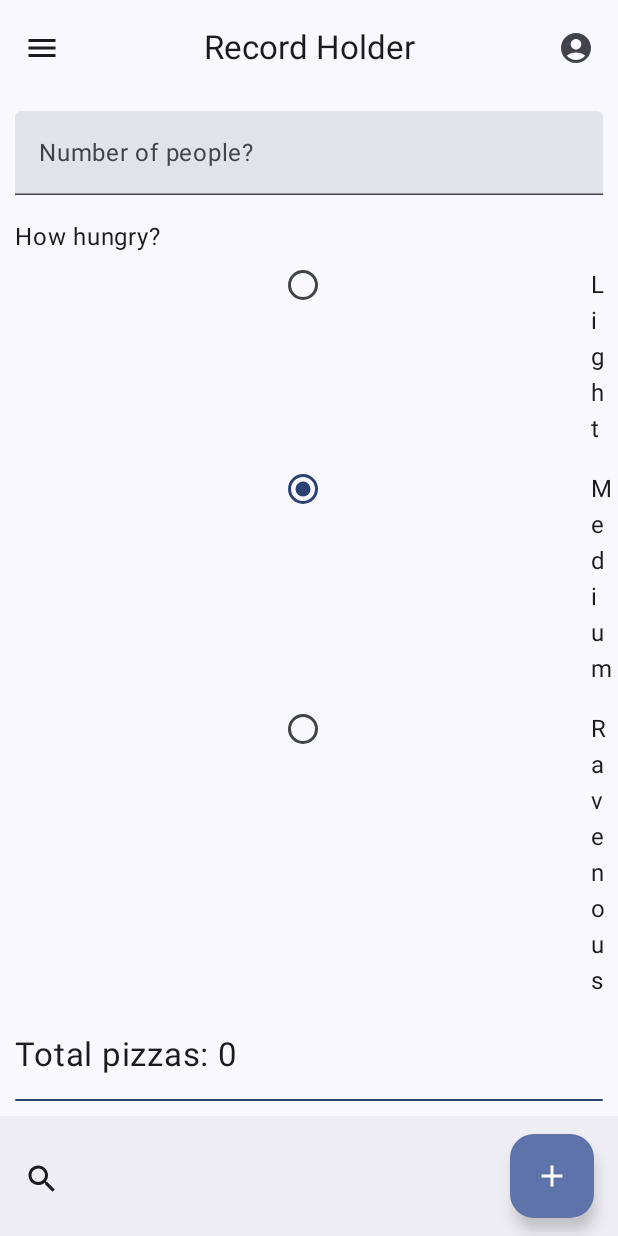
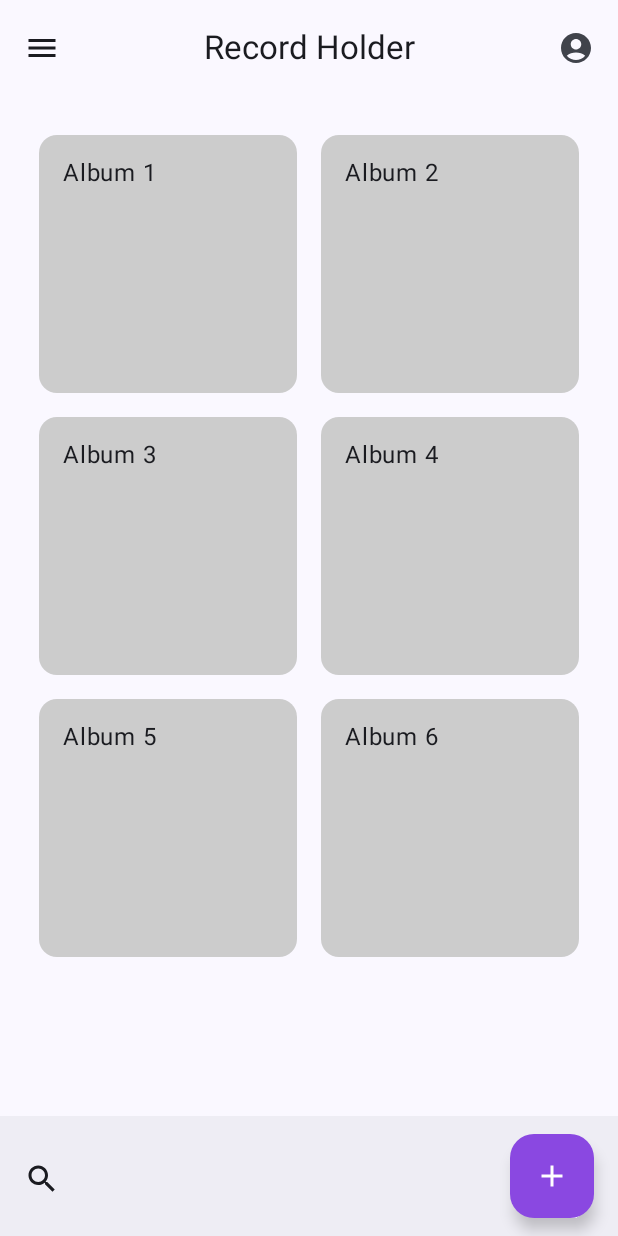
Before and after one commit to bkennedy06/MADFinalProj, an Android app built with Jetpack Compose: the screen it shows after launch (MainActivity), on a phone screen of 412 x 824 dp. Run offline under Robolectric (Android 15) with nearby library versions, the phone set to English and light mode, and no system bars.

Commit message:
Placeholder lazyvertgrid added to homescreen. Reworking legacy content and touching up aesthetics

```diff
--- a/app/src/main/java/com/zybooks/pizzaparty/MainActivity.kt
+++ b/app/src/main/java/com/zybooks/pizzaparty/MainActivity.kt
@@ -1,14 +1,19 @@
 package com.zybooks.pizzaparty
 
-import android.graphics.drawable.Icon
 import android.os.Bundle
 import androidx.activity.ComponentActivity
 import androidx.activity.compose.setContent
+import androidx.compose.foundation.layout.Box
 import androidx.compose.foundation.layout.Column
+import androidx.compose.foundation.layout.PaddingValues
 import androidx.compose.foundation.layout.Row
+import androidx.compose.foundation.layout.aspectRatio
 import androidx.compose.foundation.layout.fillMaxSize
 import androidx.compose.foundation.layout.fillMaxWidth
 import androidx.compose.foundation.layout.padding
+import androidx.compose.foundation.lazy.grid.GridCells
+import androidx.compose.foundation.lazy.grid.LazyVerticalGrid
+import androidx.compose.foundation.lazy.grid.items
 import androidx.compose.foundation.selection.selectable
 import androidx.compose.foundation.text.KeyboardOptions
 import androidx.compose.material.icons.Icons
@@ -17,7 +22,8 @@ import androidx.compose.material.icons.filled.Add
 import androidx.compose.material.icons.filled.Menu
 import androidx.compose.material.icons.filled.Search
 import androidx.compose.material3.BottomAppBar
-import androidx.compose.material3.Button
+import androidx.compose.material3.Card
+import androidx.compose.material3.CardDefaults
 import androidx.compose.material3.MaterialTheme
 import androidx.compose.material3.RadioButton
 import androidx.compose.material3.Surface
@@ -34,7 +40,6 @@ import androidx.compose.ui.semantics.Role
 import androidx.compose.ui.text.input.KeyboardType
 import androidx.compose.ui.tooling.preview.Preview
 import androidx.compose.ui.unit.dp
-import androidx.compose.ui.unit.sp
 import com.zybooks.pizzaparty.ui.theme.PizzaPartyTheme
 import kotlin.math.ceil
 import androidx.compose.material3.CenterAlignedTopAppBar
@@ -43,6 +48,7 @@ import androidx.compose.material3.FloatingActionButton
 import androidx.compose.material3.Icon
 import androidx.compose.material3.IconButton
 import androidx.compose.material3.Scaffold
+import androidx.compose.ui.graphics.Color
 
 class MainActivity : ComponentActivity() {
    override fun onCreate(savedInstanceState: Bundle?) {
@@ -103,7 +109,7 @@ fun PizzaPartyScreen(modifier: Modifier = Modifier) {
                }
             }
          )
-      },
+      }, // Hamburg icon and profile functionality needed
       bottomBar = {
          BottomAppBar(
             actions = {
@@ -116,51 +122,26 @@ fun PizzaPartyScreen(modifier: Modifier = Modifier) {
             },
             floatingActionButton = {
                FloatingActionButton(
-                  onClick = { /* Handle FAB click (Add Vinyl) */ }
+                  onClick = { /* Handle FAB click (Add Vinyl) */ },
+                  containerColor = Color(0xFF8A48E1) // Fab color
+
                ) {
                   Icon(
                      imageVector = Icons.Default.Add,
-                     contentDescription = "Add Vinyl"
+                     contentDescription = "Add Vinyl",
+                     tint = MaterialTheme.colorScheme.onPrimary // Change '+' color
                   )
                }
             }
          )
-      } // Pretty much everything below this is subject to change
+      } // FAB and search functionality needed
    ) { innerPadding ->
       Column(
          modifier = modifier
-            .padding(innerPadding) // This ensures content is positioned below the AppBar
+            .padding(innerPadding)
             .padding(10.dp)
       ) {
-         NumberField(
-            labelText = "Number of people?",
-            textInput = numPeopleInput,
-            onValueChange = { numPeopleInput = it },
-            modifier = Modifier.fillMaxWidth().padding(bottom = 16.dp)
-         )
-
-         RadioGroup(
-            labelText = "How hungry?",
-            radioOptions = listOf("Light", "Medium", "Ravenous"),
-            selectedOption = hungerLevel,
-            onSelected = { hungerLevel = it },
-            modifier = Modifier.fillMaxWidth()
-         )
-
-         Text(
-            text = "Total pizzas: $totalPizzas",
-            fontSize = 22.sp,
-            modifier = Modifier.padding(top = 16.dp, bottom = 16.dp)
-         )
-
-         Button(
-            onClick = {
-               totalPizzas = calculateNumPizzas(numPeopleInput.toIntOrNull() ?: 0, hungerLevel)
-            },
-            modifier = Modifier.fillMaxWidth()
-         ) {
-            Text("Calculate")
-         }
+         VinylCollectionGrid()
       }
    }
 }
@@ -222,8 +203,48 @@ fun RadioGroup(
 
 @Preview(showBackground = true)
 @Composable
-fun GreetingPreview() {
+fun HomeScreenPreview() {
    PizzaPartyTheme {
       PizzaPartyScreen()
    }
 }
+
+@Composable
+fun VinylCollectionGrid() {
+   val sampleAlbums = List(6) { "Album ${it + 1}" } // Placeholder data
+
+   LazyVerticalGrid(
+      columns = GridCells.Fixed(2), // 2-column grid
+      modifier = Modifier.fillMaxSize(),
+      contentPadding = PaddingValues(8.dp)
+   ) {
+      items(sampleAlbums) { album ->
+         VinylItem(album)
+      }
+   }
+}
+
+@Composable
+fun VinylItem(album: String) {
+   Card(
+      modifier = Modifier
+         .padding(8.dp)
+         .fillMaxWidth()
+         .aspectRatio(1f),
+      colors = CardDefaults.cardColors(containerColor = Color.LightGray) // Placeholder color
+   ) {
+      Box(modifier = Modifier.fillMaxSize()) {
+         Text(
+            text = album,
+            modifier = Modifier.padding(16.dp),
+            style = MaterialTheme.typography.bodyLarge
+         )
+      }
+   }
+}
+
+@Preview(showBackground = true)
+@Composable
+fun VinylGridPreview() {
+   VinylCollectionGrid()
+}
```
